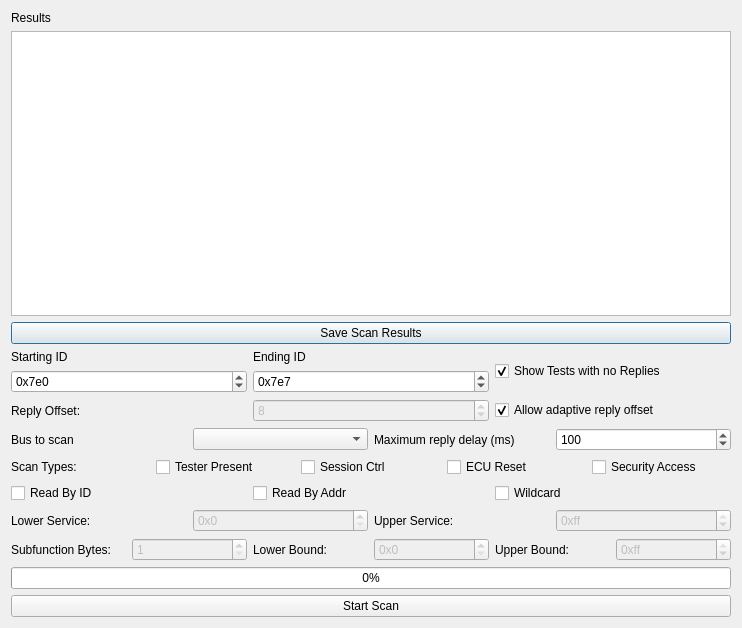
Above: ui/udsscanwindow.ui from collin80/SavvyCAN before the change. Below: the same form after it.
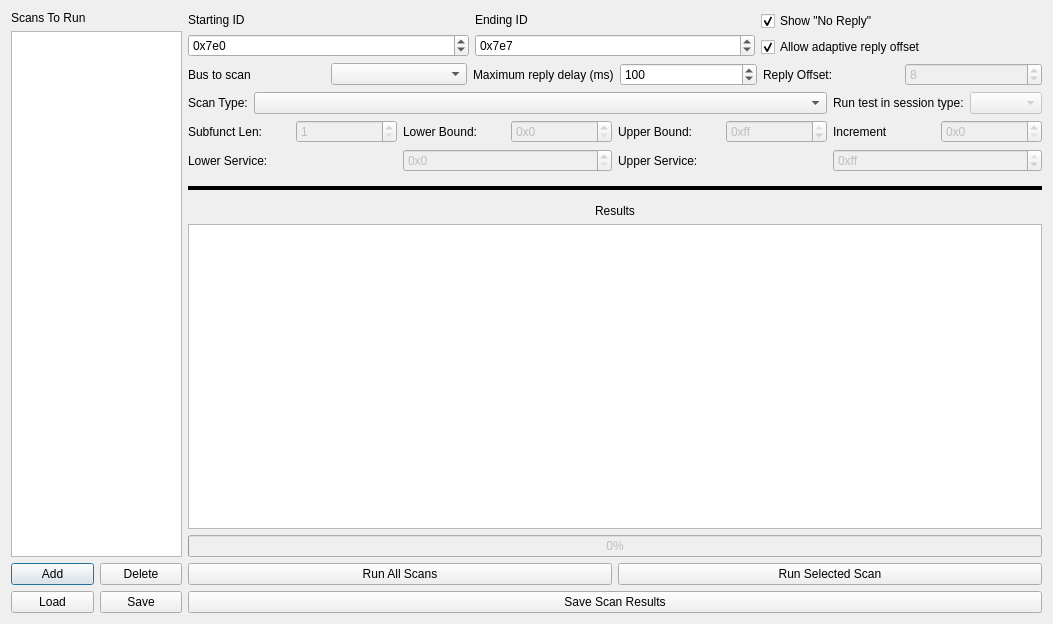
That is the form after the change.

Commit message: Changed the UDS Scan window quite a bit. Now there are more options for scan types and the ability to create a list of scans to run.

Diff of the .ui file:
```diff
--- a/ui/udsscanwindow.ui
+++ b/ui/udsscanwindow.ui
@@ -6,40 +6,66 @@
    <rect>
     <x>0</x>
     <y>0</y>
-    <width>742</width>
-    <height>628</height>
+    <width>1053</width>
+    <height>624</height>
    </rect>
   </property>
   <property name="windowTitle">
    <string>UDS Scanner</string>
   </property>
+  <layout class="QHBoxLayout" name="horizontalLayout_9" stretch="1,5">
+   <item>
   <layout class="QVBoxLayout" name="verticalLayout">
    <item>
-    <widget class="QLabel" name="label_2">
+      <widget class="QLabel" name="label_13">
      <property name="text">
-      <string>Results</string>
+        <string>Scans To Run</string>
      </property>
     </widget>
    </item>
    <item>
-    <widget class="QTreeWidget" name="treeResults">
-     <attribute name="headerVisible">
-      <bool>false</bool>
-     </attribute>
-     <column>
+      <widget class="QListWidget" name="listScansToRun"/>
+     </item>
+     <item>
+      <layout class="QHBoxLayout" name="horizontalLayout_11">
+       <item>
+        <widget class="QPushButton" name="btnAdd">
       <property name="text">
-       <string notr="true">1</string>
-      </property>
-     </column>
+          <string>Add</string>
+         </property>
     </widget>
    </item>
    <item>
-    <widget class="QPushButton" name="btnSaveResults">
+        <widget class="QPushButton" name="btnDelete">
      <property name="text">
-      <string>Save Scan Results</string>
+          <string>Delete</string>
      </property>
     </widget>
    </item>
+      </layout>
+     </item>
+     <item>
+      <layout class="QHBoxLayout" name="horizontalLayout_7">
+       <item>
+        <widget class="QPushButton" name="btnLoad">
+         <property name="text">
+          <string>Load</string>
+         </property>
+        </widget>
+       </item>
+       <item>
+        <widget class="QPushButton" name="btnSave">
+         <property name="text">
+          <string>Save</string>
+         </property>
+        </widget>
+       </item>
+      </layout>
+     </item>
+    </layout>
+   </item>
+   <item>
+    <layout class="QVBoxLayout" name="verticalLayout_4">
    <item>
     <layout class="QHBoxLayout" name="horizontalLayout">
      <item>
@@ -97,39 +123,14 @@
       </layout>
      </item>
      <item>
+        <layout class="QVBoxLayout" name="verticalLayout_5">
+         <item>
       <widget class="QCheckBox" name="ckShowNoReply">
        <property name="text">
-        <string>Show Tests with no Replies</string>
+            <string>Show &quot;No Reply&quot;</string>
        </property>
        <property name="checked">
         <bool>true</bool>
-       </property>
-      </widget>
-     </item>
-    </layout>
-   </item>
-   <item>
-    <layout class="QHBoxLayout" name="horizontalLayout_4">
-     <item>
-      <widget class="QLabel" name="label_5">
-       <property name="text">
-        <string>Reply Offset:</string>
-       </property>
-      </widget>
-     </item>
-     <item>
-      <widget class="QSpinBox" name="spinReplyOffset">
-       <property name="enabled">
-        <bool>false</bool>
-       </property>
-       <property name="minimum">
-        <number>-128</number>
-       </property>
-       <property name="maximum">
-        <number>128</number>
-       </property>
-       <property name="value">
-        <number>8</number>
        </property>
       </widget>
      </item>
@@ -145,6 +146,8 @@
      </item>
     </layout>
    </item>
+      </layout>
+     </item>
    <item>
     <layout class="QHBoxLayout" name="horizontalLayout_3">
      <item>
@@ -180,131 +183,81 @@
        </property>
       </widget>
      </item>
+       <item>
+        <widget class="QLabel" name="label_5">
+         <property name="text">
+          <string>Reply Offset:</string>
+         </property>
+        </widget>
+       </item>
+       <item>
+        <widget class="QSpinBox" name="spinReplyOffset">
+         <property name="enabled">
+          <bool>false</bool>
+         </property>
+         <property name="minimum">
+          <number>-128</number>
+         </property>
+         <property name="maximum">
+          <number>128</number>
+         </property>
+         <property name="value">
+          <number>8</number>
+         </property>
+        </widget>
+       </item>
     </layout>
    </item>
    <item>
-    <layout class="QHBoxLayout" name="horizontalLayout_2">
+      <layout class="QHBoxLayout" name="horizontalLayout_4">
      <item>
       <widget class="QLabel" name="label_6">
-       <property name="text">
-        <string>Scan Types:</string>
-       </property>
-      </widget>
-     </item>
-     <item>
-      <widget class="QCheckBox" name="ckTester">
+         <property name="sizePolicy">
+          <sizepolicy hsizetype="Minimum" vsizetype="Preferred">
+           <horstretch>0</horstretch>
+           <verstretch>0</verstretch>
+          </sizepolicy>
+         </property>
        <property name="text">
-        <string>Tester Present</string>
+          <string>Scan Type:</string>
        </property>
       </widget>
      </item>
      <item>
-      <widget class="QCheckBox" name="ckSession">
-       <property name="text">
-        <string>Session Ctrl</string>
+        <widget class="QComboBox" name="cbScanType">
+         <property name="sizePolicy">
+          <sizepolicy hsizetype="Expanding" vsizetype="Fixed">
+           <horstretch>0</horstretch>
+           <verstretch>0</verstretch>
+          </sizepolicy>
        </property>
       </widget>
      </item>
      <item>
-      <widget class="QCheckBox" name="ckReset">
+        <widget class="QLabel" name="label_14">
        <property name="text">
-        <string>ECU Reset</string>
+          <string>Run test in session type:</string>
        </property>
       </widget>
      </item>
      <item>
-      <widget class="QCheckBox" name="ckSecurity">
-       <property name="text">
-        <string>Security Access</string>
-       </property>
-      </widget>
-     </item>
-    </layout>
-   </item>
-   <item>
-    <layout class="QHBoxLayout" name="horizontalLayout_7">
-     <item>
-      <widget class="QCheckBox" name="ckReadByID">
-       <property name="text">
-        <string>Read By ID</string>
-       </property>
-      </widget>
-     </item>
-     <item>
-      <widget class="QCheckBox" name="ckReadByAddr">
-       <property name="text">
-        <string>Read By Addr</string>
-       </property>
-      </widget>
-     </item>
-     <item>
-      <widget class="QCheckBox" name="ckWildcard">
-       <property name="text">
-        <string>Wildcard</string>
-       </property>
-      </widget>
-     </item>
-    </layout>
-   </item>
-   <item>
-    <layout class="QHBoxLayout" name="horizontalLayout_6">
-     <item>
-      <widget class="QLabel" name="label_11">
-       <property name="text">
-        <string>Lower Service:</string>
-       </property>
-      </widget>
-     </item>
-     <item>
-      <widget class="QSpinBox" name="spinLowerService">
+        <widget class="QComboBox" name="cbSessType">
        <property name="enabled">
         <bool>false</bool>
        </property>
-       <property name="prefix">
-        <string>0x</string>
-       </property>
-       <property name="maximum">
-        <number>255</number>
-       </property>
-       <property name="displayIntegerBase">
-        <number>16</number>
-       </property>
-      </widget>
-     </item>
-     <item>
-      <widget class="QLabel" name="label_12">
-       <property name="text">
-        <string>Upper Service:</string>
-       </property>
-      </widget>
+        </widget>
+       </item>
+      </layout>
      </item>
      <item>
-      <widget class="QSpinBox" name="spinUpperService">
-       <property name="enabled">
-        <bool>false</bool>
-       </property>
-       <property name="prefix">
-        <string>0x</string>
-       </property>
-       <property name="maximum">
-        <number>255</number>
-       </property>
-       <property name="value">
-        <number>255</number>
-       </property>
-       <property name="displayIntegerBase">
-        <number>16</number>
-       </property>
-      </widget>
-     </item>
-    </layout>
+      <layout class="QHBoxLayout" name="horizontalLayout_2"/>
    </item>
    <item>
     <layout class="QHBoxLayout" name="horizontalLayout_5">
      <item>
       <widget class="QLabel" name="label_8">
        <property name="text">
-        <string>Subfunction Bytes:</string>
+          <string>Subfunct Len:</string>
        </property>
       </widget>
      </item>
@@ -373,21 +326,170 @@
        </property>
       </widget>
      </item>
-    </layout>
-   </item>
+       <item>
+        <widget class="QLabel" name="label_15">
+         <property name="text">
+          <string>Increment</string>
+         </property>
+        </widget>
+       </item>
+       <item>
+        <widget class="QSpinBox" name="spinIncrement">
+         <property name="enabled">
+          <bool>false</bool>
+         </property>
+         <property name="prefix">
+          <string>0x</string>
+         </property>
+         <property name="maximum">
+          <number>1024</number>
+         </property>
+         <property name="singleStep">
+          <number>8</number>
+         </property>
+         <property name="displayIntegerBase">
+          <number>16</number>
+         </property>
+        </widget>
+       </item>
+      </layout>
+     </item>
+     <item>
+      <layout class="QHBoxLayout" name="horizontalLayout_6">
+       <item>
+        <widget class="QLabel" name="label_11">
+         <property name="text">
+          <string>Lower Service:</string>
+         </property>
+        </widget>
+       </item>
+       <item>
+        <widget class="QSpinBox" name="spinLowerService">
+         <property name="enabled">
+          <bool>false</bool>
+         </property>
+         <property name="prefix">
+          <string>0x</string>
+         </property>
+         <property name="maximum">
+          <number>255</number>
+         </property>
+         <property name="displayIntegerBase">
+          <number>16</number>
+         </property>
+        </widget>
+       </item>
+       <item>
+        <widget class="QLabel" name="label_12">
+         <property name="text">
+          <string>Upper Service:</string>
+         </property>
+        </widget>
+       </item>
+       <item>
+        <widget class="QSpinBox" name="spinUpperService">
+         <property name="enabled">
+          <bool>false</bool>
+         </property>
+         <property name="prefix">
+          <string>0x</string>
+         </property>
+         <property name="maximum">
+          <number>255</number>
+         </property>
+         <property name="value">
+          <number>255</number>
+         </property>
+         <property name="displayIntegerBase">
+          <number>16</number>
+         </property>
+        </widget>
+       </item>
+      </layout>
+     </item>
+     <item>
+      <widget class="Line" name="line">
+       <property name="minimumSize">
+        <size>
+         <width>0</width>
+         <height>20</height>
+        </size>
+       </property>
+       <property name="frameShadow">
+        <enum>QFrame::Plain</enum>
+       </property>
+       <property name="lineWidth">
+        <number>4</number>
+       </property>
+       <property name="orientation">
+        <enum>Qt::Horizontal</enum>
+       </property>
+      </widget>
+     </item>
+     <item>
+      <widget class="QLabel" name="label_2">
+       <property name="text">
+        <string>Results</string>
+       </property>
+       <property name="alignment">
+        <set>Qt::AlignCenter</set>
+       </property>
+      </widget>
+     </item>
+     <item>
+      <widget class="QTreeWidget" name="treeResults">
+       <attribute name="headerVisible">
+        <bool>false</bool>
+       </attribute>
+       <column>
+        <property name="text">
+         <string notr="true">1</string>
+        </property>
+       </column>
+      </widget>
+     </item>
    <item>
     <widget class="QProgressBar" name="progressBar">
+       <property name="enabled">
+        <bool>false</bool>
+       </property>
      <property name="value">
       <number>0</number>
      </property>
+       <property name="textVisible">
+        <bool>true</bool>
+       </property>
+       <property name="invertedAppearance">
+        <bool>false</bool>
+       </property>
     </widget>
    </item>
    <item>
-    <widget class="QPushButton" name="btnScan">
+      <layout class="QHBoxLayout" name="horizontalLayout_8">
+       <item>
+        <widget class="QPushButton" name="btnScanAll">
      <property name="text">
-      <string>Start Scan</string>
-     </property>
-    </widget>
+          <string>Run All Scans</string>
+         </property>
+        </widget>
+       </item>
+       <item>
+        <widget class="QPushButton" name="btnScanSelected">
+         <property name="text">
+          <string>Run Selected Scan</string>
+         </property>
+        </widget>
+       </item>
+      </layout>
+     </item>
+     <item>
+      <widget class="QPushButton" name="btnSaveResults">
+       <property name="text">
+        <string>Save Scan Results</string>
+       </property>
+      </widget>
+     </item>
+    </layout>
    </item>
   </layout>
  </widget>
```
Left out of the diff: 13 changed lines with no effect on the pictures. Lines whose indentation alone changed are shown as unchanged. The commit also changes 2 other files.
